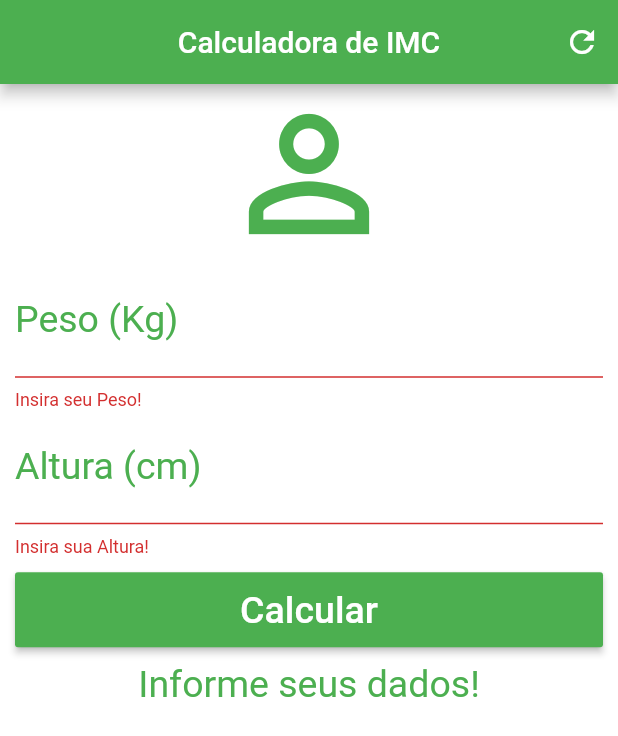
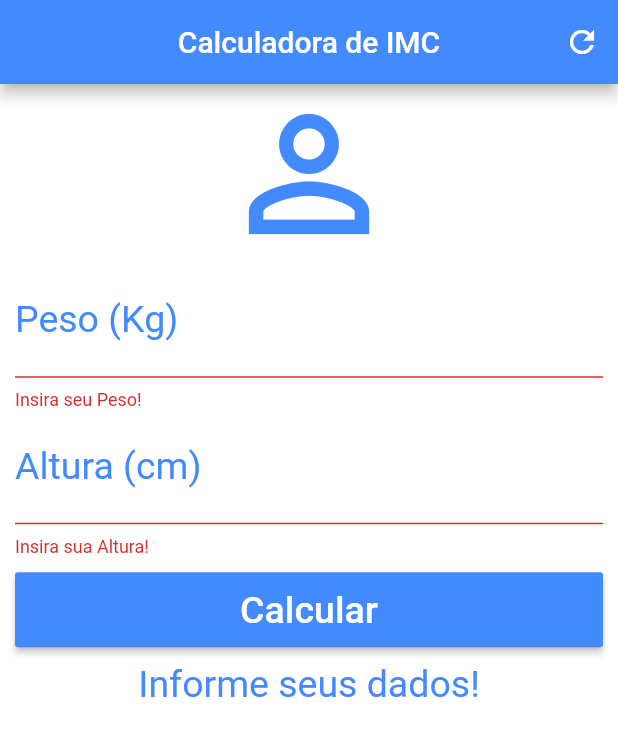
Before and after one commit to LuanSantos00/Initial-project-for-learning-trajectory-with-flutter, a Flutter app: the screen it shows after launch, after a tap on "Calcular", on a phone screen of 412 x 824 dp. Shown: the top 736 px of the screen. Run offline on Flutter 3.47's test engine with Material 2 defaults, Android fonts, the phone set to English and light mode, and no system bars.

Commit message:
app que calcula o imc com flutter

```diff
--- a/lib/main.dart
+++ b/lib/main.dart
@@ -3,6 +3,7 @@ import 'package:flutter/material.dart';
 void main(){
   runApp(MaterialApp(
     home: Home(),
+    debugShowCheckedModeBanner: false,
   ));
 }
 
@@ -63,7 +64,7 @@ void _calculate(){
        appBar: AppBar(
          title: Text("Calculadora de IMC"),
          centerTitle: true,
-         backgroundColor: Colors.green,
+         backgroundColor: Colors.blueAccent,
          actions: <Widget>[
            IconButton(
              icon: Icon(Icons.refresh),
@@ -79,17 +80,17 @@ void _calculate(){
            child:Column(
          crossAxisAlignment: CrossAxisAlignment.stretch,
          children: <Widget>[
-           Icon(Icons.person_outline, size: 120.0,color :Colors.green),
+           Icon(Icons.person_outline, size: 120.0,color :Colors.blueAccent),
            TextFormField(
              keyboardType: TextInputType.number,
              decoration: InputDecoration(
                labelText: "Peso (Kg)",
                labelStyle: TextStyle(
-                 color:Colors.green
+                 color:Colors.blueAccent
                ),
              ),
              textAlign: TextAlign.center,
-             style: TextStyle(color: Colors.green,fontSize: 25.0),
+             style: TextStyle(color: Colors.blueAccent,fontSize: 25.0),
              controller: weightController,
              validator: (value) {
                if(value.isEmpty){
@@ -102,11 +103,11 @@ void _calculate(){
              decoration: InputDecoration(
                labelText: "Altura (cm)",
                labelStyle: TextStyle(
-                 color:Colors.green
+                 color:Colors.blueAccent
                ),
              ),
              textAlign: TextAlign.center,
-             style: TextStyle(color: Colors.green,fontSize: 25.0),
+             style: TextStyle(color: Colors.blueAccent,fontSize: 25.0),
              controller: heightController,
              validator: (value) {
                if(value.isEmpty){
@@ -126,13 +127,13 @@ void _calculate(){
              },
              child: Text("Calcular",
              style: TextStyle(color: Colors.white,fontSize: 25.0),),
-             color:Colors.green
+             color:Colors.blueAccent
            ),
            ),
            ),
            Text(_infoText,
               textAlign: TextAlign.center,
-              style: TextStyle(color: Colors.green,fontSize: 25.0)
+              style: TextStyle(color: Colors.blueAccent,fontSize: 25.0)
             )
          ],
        ),
```
Also changed, not shown: pubspec.yaml (+7 -0 lines), assets/icon.png (added), assets/teste.png (added), pubspec.lock, 45 other files.
